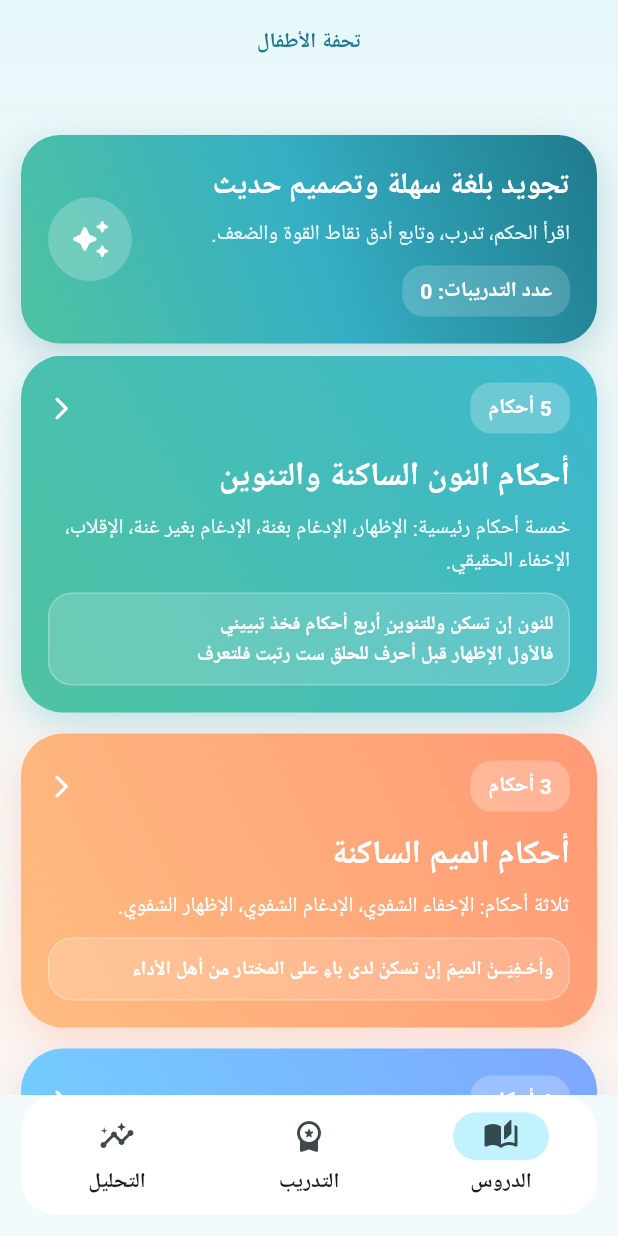
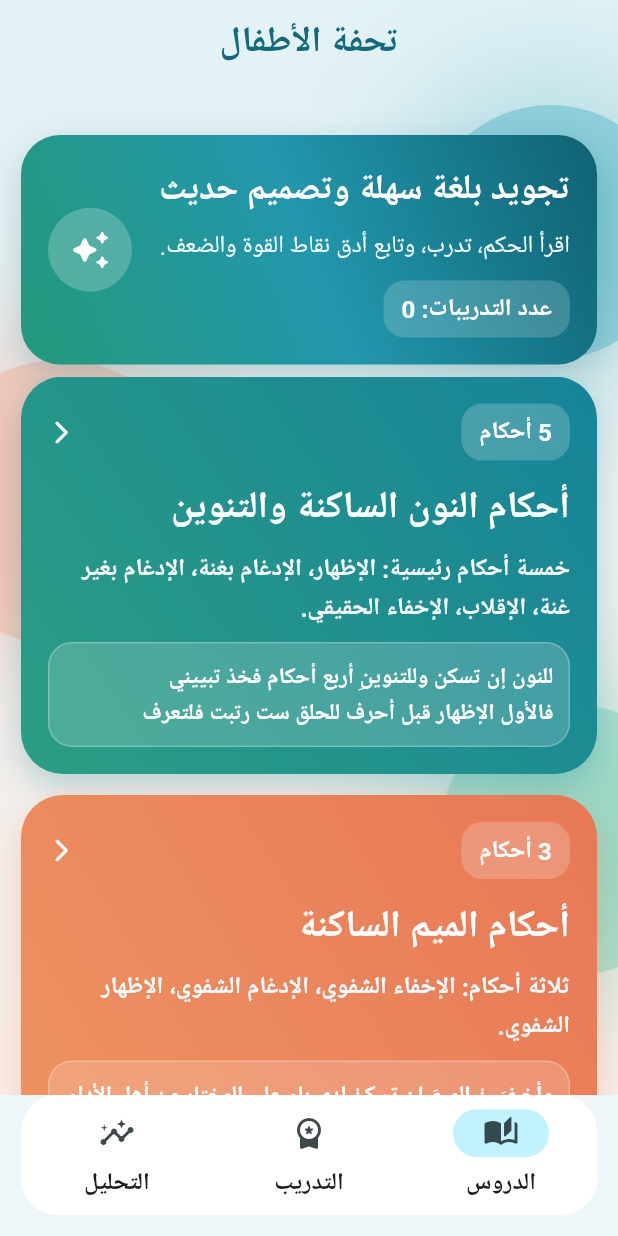
Before and after one commit to Soko9/vearth-tajweed, a Flutter app: the screen it shows after launch, on a phone screen of 412 x 824 dp. Run offline on Flutter 3.47's test engine with Material 3 defaults, Android fonts, the phone set to English and light mode, and no system bars; our stand-ins replace google_fonts, shared_preferences; Roboto replaces fonts that are missing (Beiruti).

Commit message:
Refresh tajweed app UI experience

```diff
--- a/lib/screens/home_screen.dart
+++ b/lib/screens/home_screen.dart
@@ -43,17 +43,36 @@ class _HomeScreenState extends State<HomeScreen> {
         body: DecoratedBox(
           decoration: const BoxDecoration(
             gradient: LinearGradient(
-              colors: [Color(0xFFE7F8FA), Color(0xFFFDF4F0)],
+              colors: [Color(0xFFE2F2F6), Color(0xFFF9EEE8)],
               begin: Alignment.topCenter,
               end: Alignment.bottomCenter,
             ),
           ),
-          child: Column(
+          child: Stack(
             children: [
-              const SizedBox(height: 90),
-              _HeroHeader(attemptsCount: widget.attempts.length),
-              const SizedBox(height: 8),
-              Expanded(child: pages[_selectedIndex]),
+              Positioned(
+                right: -40,
+                top: 70,
+                child: _softBlob(color: const Color(0x5528A3B8), size: 170),
+              ),
+              Positioned(
+                left: -55,
+                top: 240,
+                child: _softBlob(color: const Color(0x55F39A7E), size: 190),
+              ),
+              Positioned(
+                right: -60,
+                bottom: 80,
+                child: _softBlob(color: const Color(0x554FC3A1), size: 180),
+              ),
+              Column(
+                children: [
+                  const SizedBox(height: 90),
+                  _HeroHeader(attemptsCount: widget.attempts.length),
+                  const SizedBox(height: 8),
+                  Expanded(child: pages[_selectedIndex]),
+                ],
+              ),
             ],
           ),
         ),
@@ -101,6 +120,22 @@ class _HomeScreenState extends State<HomeScreen> {
         return 'تجويد';
     }
   }
+
+  Widget _softBlob({required Color color, required double size}) {
+    return IgnorePointer(
+      child: Container(
+        width: size,
+        height: size,
+        decoration: BoxDecoration(
+          color: color,
+          shape: BoxShape.circle,
+          boxShadow: [
+            BoxShadow(color: color, blurRadius: 80, spreadRadius: 15),
+          ],
+        ),
+      ),
+    );
+  }
 }
 
 class _HeroHeader extends StatelessWidget {
@@ -117,7 +152,7 @@ class _HeroHeader extends StatelessWidget {
       decoration: BoxDecoration(
         borderRadius: BorderRadius.circular(26),
         gradient: const LinearGradient(
-          colors: [AppTheme.primary, Color(0xFF36AFC4), AppTheme.accent],
+          colors: [Color(0xFF0F6272), Color(0xFF2297AD), Color(0xFF25997A)],
           begin: Alignment.topRight,
           end: Alignment.bottomLeft,
         ),
@@ -140,13 +175,13 @@ class _HeroHeader extends StatelessWidget {
                   style: TextStyle(
                     color: Colors.white,
                     fontWeight: FontWeight.w800,
-                    fontSize: 20,
+                    fontSize: 23,
                   ),
                 ),
                 const SizedBox(height: 6),
                 const Text(
                   'اقرأ الحكم، تدرب، وتابع أدق نقاط القوة والضعف.',
-                  style: TextStyle(color: Color(0xFFEAF9FC), fontSize: 14),
+                  style: TextStyle(color: Color(0xFFF0FBFF), fontSize: 16),
                 ),
                 const SizedBox(height: 10),
                 Container(
--- a/lib/screens/lessons_screen.dart
+++ b/lib/screens/lessons_screen.dart
@@ -1,6 +1,7 @@
 import 'package:flutter/material.dart';
 
 import '../data/tajweed_content.dart';
+import '../widgets/fade_slide_in.dart';
 import 'section_rules_screen.dart';
 
 class LessonsScreen extends StatelessWidget {
@@ -14,13 +15,15 @@ class LessonsScreen extends StatelessWidget {
       itemBuilder: (context, index) {
         final section = tajweedSections[index];
         final gradients = [
-          const [Color(0xFF3CB7CD), Color(0xFF4FC3A1)],
-          const [Color(0xFFFF9A76), Color(0xFFFFBC80)],
-          const [Color(0xFF7EA7FF), Color(0xFF70D6FF)],
+          const [Color(0xFF178399), Color(0xFF2B9E83)],
+          const [Color(0xFFE87857), Color(0xFFEE9361)],
+          const [Color(0xFF4E81D8), Color(0xFF4CA7D5)],
         ];
         final sectionColors = gradients[index % gradients.length];
 
-        return Container(
+        return FadeSlideIn(
+          index: index,
+          child: Container(
             margin: const EdgeInsets.only(bottom: 14),
             decoration: BoxDecoration(
               borderRadius: BorderRadius.circular(28),
@@ -61,7 +64,7 @@ class LessonsScreen extends StatelessWidget {
                               vertical: 6,
                             ),
                             decoration: BoxDecoration(
-                            color: Colors.white.withValues(alpha: 0.24),
+                              color: Colors.white.withValues(alpha: 0.2),
                               borderRadius: BorderRadius.circular(14),
                             ),
                             child: Text(
@@ -85,7 +88,7 @@ class LessonsScreen extends StatelessWidget {
                         section.title,
                         style: const TextStyle(
                           color: Colors.white,
-                        fontSize: 22,
+                          fontSize: 25,
                           fontWeight: FontWeight.w800,
                         ),
                       ),
@@ -93,8 +96,9 @@ class LessonsScreen extends StatelessWidget {
                       Text(
                         section.overview,
                         style: const TextStyle(
-                        color: Color(0xFFF7FFFF),
-                        fontSize: 14,
+                          color: Color(0xFFF8FCFF),
+                          fontSize: 16,
+                          fontWeight: FontWeight.w600,
                         ),
                       ),
                       const SizedBox(height: 10),
@@ -114,7 +118,7 @@ class LessonsScreen extends StatelessWidget {
                           overflow: TextOverflow.ellipsis,
                           style: const TextStyle(
                             color: Colors.white,
-                          fontSize: 13,
+                            fontSize: 15,
                             fontWeight: FontWeight.w600,
                           ),
                         ),
@@ -124,6 +128,7 @@ class LessonsScreen extends StatelessWidget {
                 ),
               ),
             ),
+          ),
         );
       },
     );
--- a/lib/screens/practice/practice_result_screen.dart
+++ b/lib/screens/practice/practice_result_screen.dart
@@ -37,7 +37,7 @@ class PracticeResultScreen extends StatelessWidget {
                     '${attempt.correctCount} / ${attempt.questionCount}',
                     style: const TextStyle(
                       color: Colors.white,
-                      fontSize: 38,
+                      fontSize: 42,
                       fontWeight: FontWeight.w800,
                     ),
                   ),
@@ -45,7 +45,7 @@ class PracticeResultScreen extends StatelessWidget {
                     'نسبة النجاح ${attempt.score.toStringAsFixed(1)}%',
                     style: const TextStyle(
                       color: Colors.white,
-                      fontSize: 18,
+                      fontSize: 20,
                       fontWeight: FontWeight.w700,
                     ),
                   ),
@@ -72,7 +72,7 @@ class PracticeResultScreen extends StatelessWidget {
             const SizedBox(height: 16),
             const Text(
               'الأخطاء التي تحتاج مراجعة',
-              style: TextStyle(fontWeight: FontWeight.w800, fontSize: 20),
+              style: TextStyle(fontWeight: FontWeight.w800, fontSize: 22),
             ),
             const SizedBox(height: 8),
             if (wrongAnswers.isEmpty)
--- a/lib/screens/section_rules_screen.dart
+++ b/lib/screens/section_rules_screen.dart
@@ -26,7 +26,7 @@ class SectionRulesScreen extends StatelessWidget {
               child: Text(
                 section.poemExcerpt,
                 style: const TextStyle(
-                  fontSize: 15,
+                  fontSize: 17,
                   fontWeight: FontWeight.w600,
                 ),
               ),
@@ -76,7 +76,7 @@ class SectionRulesScreen extends StatelessWidget {
                                   rule.name,
                                   style: const TextStyle(
                                     fontWeight: FontWeight.w800,
-                                    fontSize: 18,
+                                    fontSize: 20,
                                   ),
                                 ),
                               ),
@@ -86,7 +86,7 @@ class SectionRulesScreen extends StatelessWidget {
                           const SizedBox(height: 8),
                           Text(
                             rule.description,
-                            style: const TextStyle(fontSize: 14),
+                            style: const TextStyle(fontSize: 16),
                           ),
                           const SizedBox(height: 8),
                           Wrap(
--- a/lib/theme/app_theme.dart
+++ b/lib/theme/app_theme.dart
@@ -2,10 +2,10 @@ import 'package:flutter/material.dart';
 import 'package:google_fonts/google_fonts.dart';
 
 class AppTheme {
-  static const Color primary = Color(0xFF1F7A8C);
-  static const Color secondary = Color(0xFFFF8A65);
-  static const Color accent = Color(0xFF4FC3A1);
-  static const Color mist = Color(0xFFF2FAFB);
+  static const Color primary = Color(0xFF136A7A);
+  static const Color secondary = Color(0xFFF26F4F);
+  static const Color accent = Color(0xFF2FAE8A);
+  static const Color mist = Color(0xFFEEF6F9);
   static const Color card = Color(0xFFFFFFFF);
 
   static ThemeData get lightTheme {
@@ -19,14 +19,32 @@ class AppTheme {
     );
 
     final textTheme = GoogleFonts.beirutiTextTheme().copyWith(
-      headlineLarge: GoogleFonts.beiruti(fontWeight: FontWeight.w800),
-      headlineMedium: GoogleFonts.beiruti(fontWeight: FontWeight.w800),
-      headlineSmall: GoogleFonts.beiruti(fontWeight: FontWeight.w700),
-      titleLarge: GoogleFonts.beiruti(fontWeight: FontWeight.w700),
-      titleMedium: GoogleFonts.beiruti(fontWeight: FontWeight.w700),
-      bodyLarge: GoogleFonts.beiruti(height: 1.55),
-      bodyMedium: GoogleFonts.beiruti(height: 1.5),
-      labelLarge: GoogleFonts.beiruti(fontWeight: FontWeight.w700),
+      headlineLarge: GoogleFonts.beiruti(
+        fontWeight: FontWeight.w800,
+        fontSize: 32,
+      ),
+      headlineMedium: GoogleFonts.beiruti(
+        fontWeight: FontWeight.w800,
+        fontSize: 28,
+      ),
+      headlineSmall: GoogleFonts.beiruti(
+        fontWeight: FontWeight.w700,
+        fontSize: 24,
+      ),
+      titleLarge: GoogleFonts.beiruti(
+        fontWeight: FontWeight.w700,
+        fontSize: 23,
+      ),
+      titleMedium: GoogleFonts.beiruti(
+        fontWeight: FontWeight.w700,
+        fontSize: 20,
+      ),
+      bodyLarge: GoogleFonts.beiruti(height: 1.6, fontSize: 18),
+      bodyMedium: GoogleFonts.beiruti(height: 1.58, fontSize: 16),
+      labelLarge: GoogleFonts.beiruti(
+        fontWeight: FontWeight.w700,
+        fontSize: 16,
+      ),
     );
 
     return ThemeData(
@@ -41,6 +59,7 @@ class AppTheme {
         foregroundColor: colorScheme.primary,
         titleTextStyle: textTheme.titleLarge?.copyWith(
           color: colorScheme.primary,
+          fontSize: 24,
         ),
       ),
       cardTheme: CardThemeData(
@@ -71,6 +90,7 @@ class AppTheme {
       inputDecorationTheme: InputDecorationTheme(
         filled: true,
         fillColor: Colors.white,
+        hintStyle: textTheme.bodyMedium?.copyWith(color: Colors.black54),
         border: OutlineInputBorder(
           borderRadius: BorderRadius.circular(16),
           borderSide: BorderSide.none,
--- /dev/null
+++ b/lib/widgets/fade_slide_in.dart
@@ -0,0 +1,28 @@
+import 'package:flutter/material.dart';
+
+class FadeSlideIn extends StatelessWidget {
+  const FadeSlideIn({required this.child, required this.index, super.key});
+
+  final Widget child;
+  final int index;
+
+  @override
+  Widget build(BuildContext context) {
+    final delayMs = (index * 70).clamp(0, 500);
+
+    return TweenAnimationBuilder<double>(
+      tween: Tween(begin: 0, end: 1),
+      duration: Duration(milliseconds: 420 + delayMs),
+      curve: Curves.easeOutCubic,
+      builder: (context, value, _) {
+        return Opacity(
+          opacity: value,
+          child: Transform.translate(
+            offset: Offset(0, (1 - value) * 18),
+            child: child,
+          ),
+        );
+      },
+    );
+  }
+}
```
Also changed, not shown: lib/screens/analysis_screen.dart (+9 -6 lines), lib/screens/practice/practice_session_screen.dart (+7 -3 lines), lib/screens/practice/practice_setup_screen.dart (+29 -10 lines), lib/screens/rule_details_screen.dart (+6 -2 lines). Lines whose indentation alone changed are shown as unchanged.
